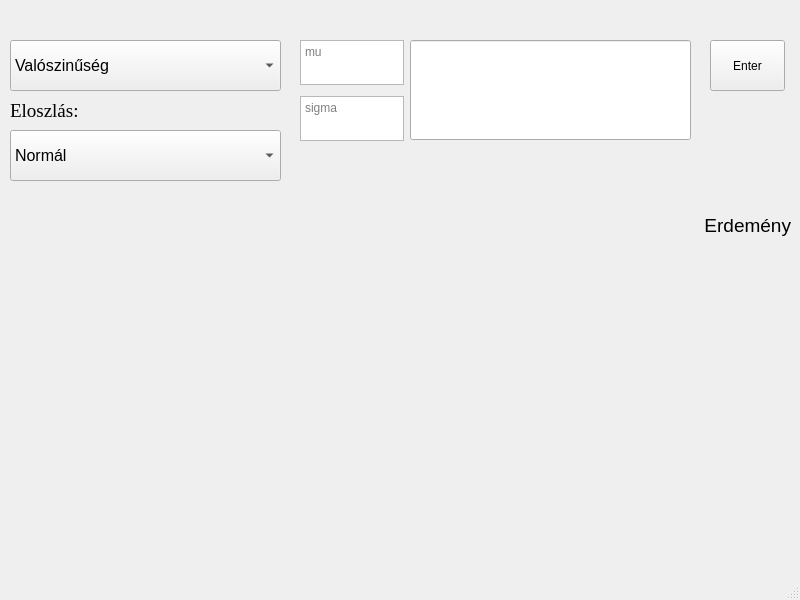
Before: the Qt Designer form Engineering calculator/UI_files/prob_and_stat.ui in Ilonczai-Andras/Mernoki-szamologep-szakdolgozat, drawn with Qt 5.
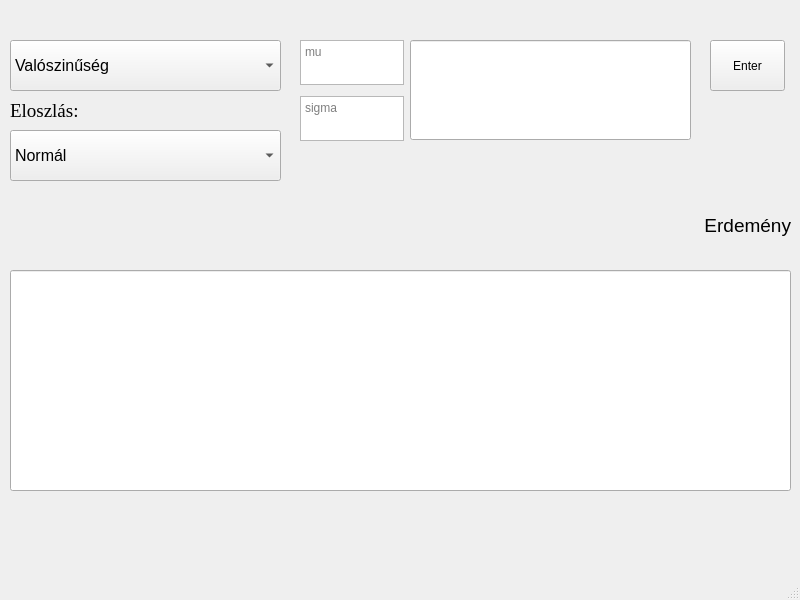
After: the same form once the commit is applied.

Commit message: prob_and_stat refactor

```diff
--- a/Engineering calculator/UI_files/prob_and_stat.ui
+++ b/Engineering calculator/UI_files/prob_and_stat.ui
@@ -203,6 +203,16 @@
      <string>sigma</string>
     </property>
    </widget>
+   <widget class="QLineEdit" name="lineEdit_3">
+    <property name="geometry">
+     <rect>
+      <x>10</x>
+      <y>270</y>
+      <width>781</width>
+      <height>221</height>
+     </rect>
+    </property>
+   </widget>
   </widget>
   <widget class="QMenuBar" name="menubar">
    <property name="geometry">
```
The commit also changes 1 other file.
